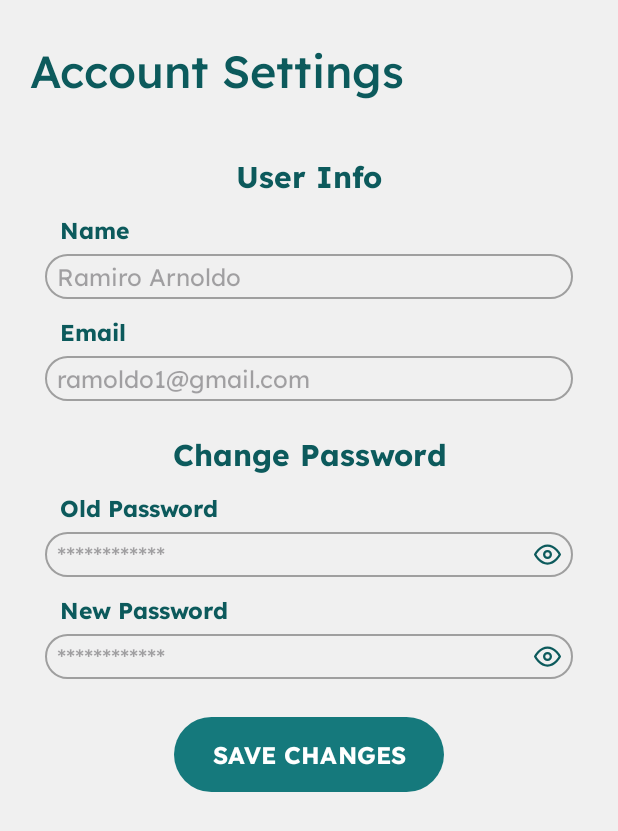
After one commit to jssroberto/nest, an Android app: the Settings screen opened directly, with no data from a screen before it, on a phone screen of 412 x 824 dp. The commit adds this screen. Shown: the top 831 px of the screen. Run offline under Robolectric (Android 15) with nearby library versions, the phone set to English and light mode, and no system bars.

Commit message:
Settings Layout

```diff
--- a/Nest/app/src/main/AndroidManifest.xml
+++ b/Nest/app/src/main/AndroidManifest.xml
@@ -1,6 +1,6 @@
 <?xml version="1.0" encoding="utf-8"?>
 <manifest xmlns:android="http://schemas.android.com/apk/res/android"
-    xmlns:tools="http://schemas.android.com/tools" >
+    xmlns:tools="http://schemas.android.com/tools">
 
     <application
         android:allowBackup="true"
@@ -11,7 +11,10 @@
         android:roundIcon="@mipmap/ic_launcher_round"
         android:supportsRtl="true"
         android:theme="@style/Theme.Nest"
-        tools:targetApi="31" >
+        tools:targetApi="31">
+        <activity
+            android:name=".Settings"
+            android:exported="false" />
         <activity
             android:name=".SignIn"
             android:exported="false" />
@@ -20,7 +23,7 @@
             android:exported="false" />
         <activity
             android:name=".SignUp"
-            android:exported="true" >
+            android:exported="true">
             <intent-filter>
                 <action android:name="android.intent.action.MAIN" />
 
--- /dev/null
+++ b/Nest/app/src/main/java/itson/appsmoviles/nest/Settings.kt
@@ -0,0 +1,20 @@
+package itson.appsmoviles.nest
+
+import android.os.Bundle
+import androidx.activity.enableEdgeToEdge
+import androidx.appcompat.app.AppCompatActivity
+import androidx.core.view.ViewCompat
+import androidx.core.view.WindowInsetsCompat
+
+class Settings : AppCompatActivity() {
+    override fun onCreate(savedInstanceState: Bundle?) {
+        super.onCreate(savedInstanceState)
+        enableEdgeToEdge()
+        setContentView(R.layout.activity_settings)
+        ViewCompat.setOnApplyWindowInsetsListener(findViewById(R.id.main)) { v, insets ->
+            val systemBars = insets.getInsets(WindowInsetsCompat.Type.systemBars())
+            v.setPadding(systemBars.left, systemBars.top, systemBars.right, systemBars.bottom)
+            insets
+        }
+    }
+}
--- /dev/null
+++ b/Nest/app/src/main/res/layout/activity_settings.xml
@@ -0,0 +1,167 @@
+<?xml version="1.0" encoding="utf-8"?>
+<LinearLayout xmlns:android="http://schemas.android.com/apk/res/android"
+    xmlns:app="http://schemas.android.com/apk/res-auto"
+    xmlns:tools="http://schemas.android.com/tools"
+    android:id="@+id/main"
+    android:layout_width="match_parent"
+    android:layout_height="match_parent"
+    android:orientation="vertical"
+    android:background="@color/offWhite"
+    tools:context=".Settings">
+
+    <TextView
+        android:layout_width="match_parent"
+        android:layout_height="wrap_content"
+        android:textSize="30sp"
+        android:text="@string/settings_title"
+        android:textColor="@color/darkerBlue"
+        android:fontFamily="@font/lexend_medium"
+        android:gravity="start"
+        android:paddingTop="25dp"
+        android:paddingStart="20dp"
+        android:paddingEnd="0dp"/>
+
+    <TextView
+        android:layout_width="match_parent"
+        android:layout_height="wrap_content"
+        android:textSize="20sp"
+        android:text="@string/settings_user_info"
+        android:textColor="@color/darkerBlue"
+        android:fontFamily="@font/lexend_bold"
+        android:gravity="center_horizontal"
+        android:paddingTop="35dp" />
+
+    <TextView
+        android:layout_width="match_parent"
+        android:layout_height="wrap_content"
+        android:textSize="15sp"
+        android:text="@string/name"
+        android:textStyle="bold"
+        android:textColor="@color/darkerBlue"
+        android:fontFamily="@font/lexend_bold"
+        android:gravity="start"
+        android:paddingTop="10dp"
+        android:paddingStart="40dp"
+        android:paddingEnd="0dp"/>
+
+    <EditText
+        android:id="@+id/editTextName"
+        android:layout_width="match_parent"
+        android:layout_height="30dp"
+        android:background="@drawable/edittext_rounded"
+        android:inputType="text"
+        android:paddingHorizontal="8dp"
+        android:textSize="16sp"
+        android:layout_marginTop="5dp"
+        android:layout_marginHorizontal="30dp"
+        android:fontFamily="@font/lexend_regular"
+        android:textColor="@color/darkerBlue"
+        android:hint="Ramiro Arnoldo"/>
+
+    <TextView
+        android:layout_width="match_parent"
+        android:layout_height="wrap_content"
+        android:textSize="15sp"
+        android:text="@string/email"
+        android:textStyle="bold"
+        android:textColor="@color/darkerBlue"
+        android:fontFamily="@font/lexend_bold"
+        android:gravity="start"
+        android:paddingTop="10dp"
+        android:paddingStart="40dp"
+        android:paddingEnd="0dp"/>
+
+    <EditText
+        android:id="@+id/editTextEmail"
+        android:layout_width="match_parent"
+        android:layout_height="30dp"
+        android:background="@drawable/edittext_rounded"
+        android:inputType="text"
+        android:paddingHorizontal="8dp"
+        android:textSize="16sp"
+        android:layout_marginTop="5dp"
+        android:layout_marginHorizontal="30dp"
+        android:fontFamily="@font/lexend_regular"
+        android:textColor="@color/darkerBlue"
+        android:hint="ramoldo1@gmail.com"/>
+
+    <TextView
+        android:layout_width="match_parent"
+        android:layout_height="wrap_content"
+        android:textSize="20sp"
+        android:text="@string/settings_change_pass"
+        android:textColor="@color/darkerBlue"
+        android:fontFamily="@font/lexend_bold"
+        android:gravity="center_horizontal"
+        android:paddingTop="20dp" />
+
+    <TextView
+        android:layout_width="match_parent"
+        android:layout_height="wrap_content"
+        android:textSize="15sp"
+        android:text="@string/old_password"
+        android:textStyle="bold"
+        android:textColor="@color/darkerBlue"
+        android:fontFamily="@font/lexend_bold"
+        android:gravity="start"
+        android:paddingTop="10dp"
+        android:paddingStart="40dp"
+        android:paddingEnd="0dp"/>
+
+    <EditText
+        android:id="@+id/editTextPass"
+        android:layout_width="match_parent"
+        android:layout_height="30dp"
+        android:background="@drawable/edittext_rounded"
+        android:drawableEnd="@drawable/eye"
+        android:inputType="text"
+        android:paddingHorizontal="8dp"
+        android:textSize="16sp"
+        android:layout_marginTop="5dp"
+        android:layout_marginHorizontal="30dp"
+        android:fontFamily="@font/lexend_regular"
+        android:textColor="@color/darkerBlue"
+        android:hint="************"/>
+
+    <TextView
+        android:layout_width="match_parent"
+        android:layout_height="wrap_content"
+        android:textSize="15sp"
+        android:text="@string/new_password"
+        android:textStyle="bold"
+        android:textColor="@color/darkerBlue"
+        android:fontFamily="@font/lexend_bold"
+        android:gravity="start"
+        android:paddingTop="10dp"
+        android:paddingStart="40dp"
+        android:paddingEnd="0dp"/>
+
+    <EditText
+        android:id="@+id/editTextOldPass"
+        android:layout_width="match_parent"
+        android:layout_height="30dp"
+        android:background="@drawable/edittext_rounded"
+        android:drawableEnd="@drawable/eye"
+        android:inputType="textPassword"
+        android:paddingHorizontal="8dp"
+        android:textSize="16sp"
+        android:layout_marginTop="5dp"
+        android:layout_marginHorizontal="30dp"
+        android:fontFamily="@font/lexend_regular"
+        android:textColor="@color/darkerBlue"
+        android:hint="************"/>
+
+    <Button
+        android:id="@+id/btnSignUp"
+        android:layout_width="180dp"
+        android:layout_height="50dp"
+        android:background="@drawable/btn_sign"
+        android:layout_marginTop="25dp"
+        android:layout_gravity="center"
+        android:text="@string/save_changes"
+        android:textAllCaps="true"
+        android:fontFamily="@font/lexend_bold"
+        android:textSize="16sp" />
+
+
+</LinearLayout>
--- a/Nest/app/src/main/res/values/strings.xml
+++ b/Nest/app/src/main/res/values/strings.xml
@@ -7,4 +7,10 @@
     <string name="password">Password</string>
     <string name="confirmPassword">Confirm Password</string>
     <string name="changeToSignIn">Already have an account? Sign in.</string>
+    <string name="settings_title">Account Settings</string>
+    <string name="settings_user_info">User Info</string>
+    <string name="settings_change_pass">Change Password</string>
+    <string name="old_password">Old Password</string>
+    <string name="new_password">New Password</string>
+    <string name="save_changes">Save Changes</string>
 </resources>
```
